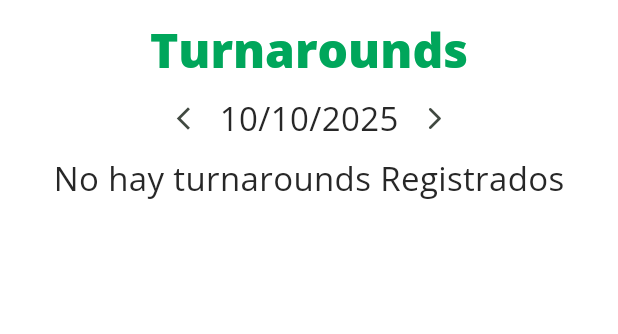
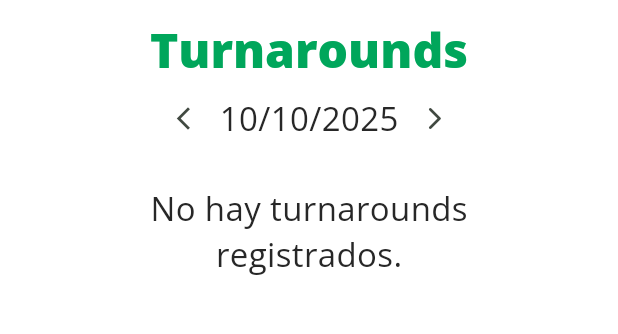
Before and after one commit to RicardoBastardoSiaca/sconter_mobile, a Flutter app: the TurnaroundMainScreen screen opened by its route, after a tap on the "arrow forward ios" icon, on a phone screen of 412 x 824 dp, the part 69-403 px from its top. Run offline on Flutter 3.47's test engine with Material 3 defaults, Android fonts, the phone set to English and light mode, and no system bars; our stand-ins replace cached_network_image, carousel_slider, connectivity_plus, dio, flutter_dotenv, flutter_expandable_fab and 12 more; missing offline and left inert: encrypt; accounts and stored records are empty; network calls fail; project files that could hold a hidden picture were left out.

Commit message:
modificado el estilo de mensajes de no hay turnarounds

```diff
--- a/lib/features/turnarounds/presentation/screens/turnaround_main_screen.dart
+++ b/lib/features/turnarounds/presentation/screens/turnaround_main_screen.dart
@@ -208,13 +208,25 @@ class _TuraroundMainViewState extends ConsumerState {
                   const SizedBox(height: 2),
                   _DateFilter(),
                   turnaroundsState.turnarounds.isEmpty
-            ? Center(
-                child: Text(
-                  'No hay turnarounds Registrados',
-                  overflow: TextOverflow.ellipsis,
-                  style: Theme.of(context).textTheme.bodyMedium
-                ),
-              )
+            ? Column(
+              children: [
+                const SizedBox(height: 20),
+                Center(
+                    child: Text(
+                      'No hay turnarounds',
+                      // overflow: TextOverflow.ellipsis,
+                      style: Theme.of(context).textTheme.bodyMedium
+                    ),
+                  ),
+                Center(
+                    child: Text(
+                      'registrados.',
+                      // overflow: TextOverflow.ellipsis,
+                      style: Theme.of(context).textTheme.bodyMedium
+                    ),
+                  ),
+              ],
+            )
             : SizedBox(),
                   ...turnaroundsState.turnarounds.map((turnaround) => _ListTileCardContainer(turnaround: turnaround)),
                   const SizedBox(height: 30),
--- a/todo.txt
+++ b/todo.txt
@@ -1,3 +1,13 @@
+Plantilla en COnsultar turnarounds
+Banner de No Internet Connection
+Refresh on scroll Down
+Solucionado el expand y collapse de las tareas con long press
+
+
+
+User Icon button (Cerrrar sesion y cabiar contrase;a)
+
+
 Consultar en turnarounds
 Control de actividades (los iconos de cuantas tareas van hechas y tambien el Flitro )
 en doble click en las actividades deberian expandir o retraer las tareas
```
